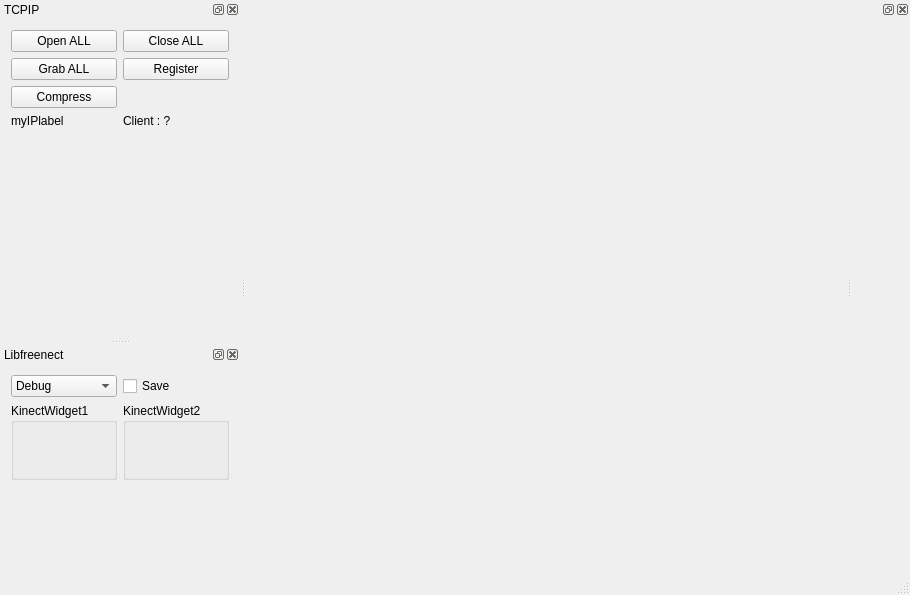
Qt form src/Server/ServerWindow.ui (SilvioGiancola/Kinect2TCPIP) before a commit.
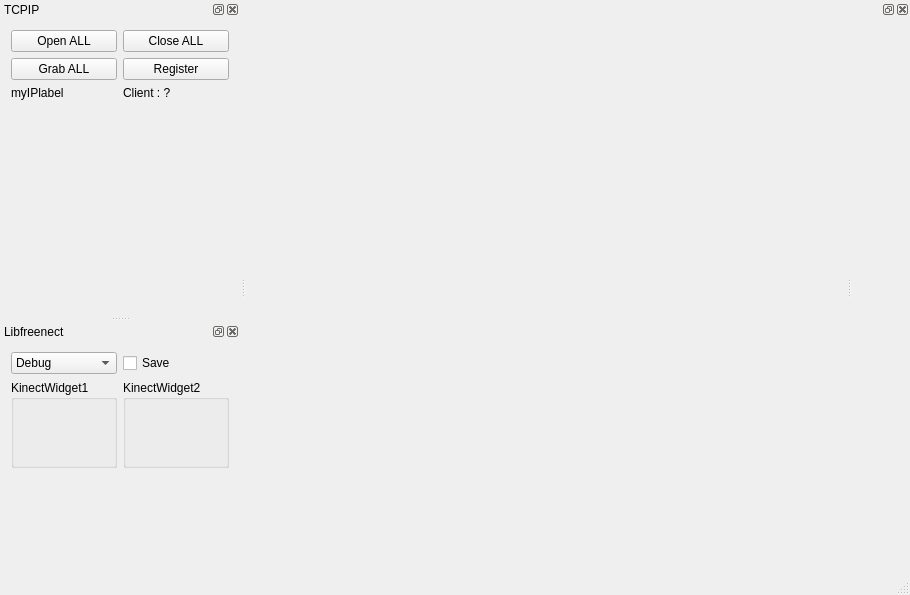
The same form after that commit. Custom widgets are drawn as their Qt base class.

Diff of the .ui file:
```diff
--- a/src/Server/ServerWindow.ui
+++ b/src/Server/ServerWindow.ui
@@ -68,7 +68,7 @@
        </property>
       </widget>
      </item>
-     <item row="4" column="0">
+     <item row="3" column="0">
       <spacer name="verticalSpacer">
        <property name="orientation">
         <enum>Qt::Vertical</enum>
@@ -81,7 +81,7 @@
        </property>
       </spacer>
      </item>
-     <item row="3" column="1">
+     <item row="2" column="1">
       <widget class="QLabel" name="label_ClientState">
        <property name="text">
         <string>Client : ?</string>
@@ -95,7 +95,7 @@
        </property>
       </widget>
      </item>
-     <item row="3" column="0">
+     <item row="2" column="0">
       <widget class="QLabel" name="label_IP">
        <property name="text">
         <string>myIPlabel</string>
@@ -109,13 +109,6 @@
        </property>
       </widget>
      </item>
-     <item row="2" column="0">
-      <widget class="QPushButton" name="pushButton_compress">
-       <property name="text">
-        <string>Compress</string>
-       </property>
-      </widget>
-     </item>
     </layout>
    </widget>
   </widget>
```
Left out of the diff: 23 changed lines with no effect on the pictures.
